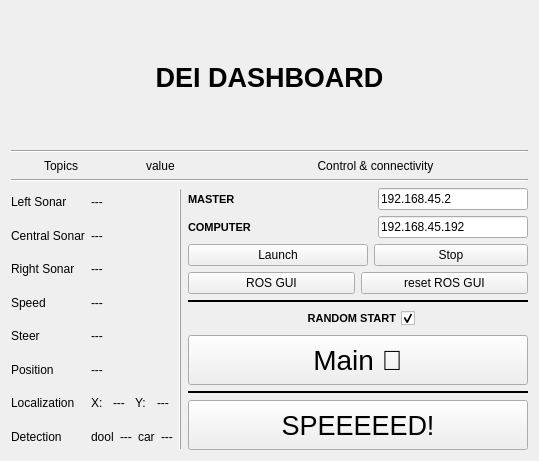
The window that include/bfmc_dashboard/dashboard_gui.ui (euhenn/bfmc_dashboard) describes before a commit, drawn with Qt 5.
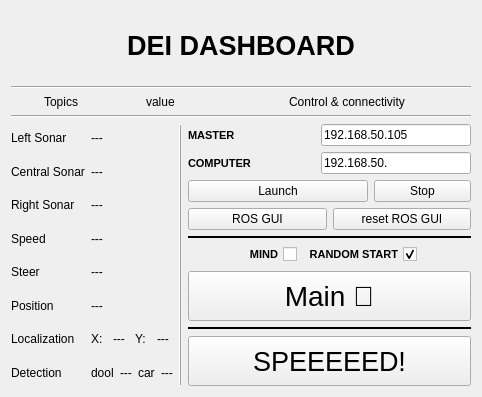
The same window after the commit. Custom widgets are drawn as their Qt base class.

```diff
--- a/include/bfmc_dashboard/dashboard_gui.ui
+++ b/include/bfmc_dashboard/dashboard_gui.ui
@@ -6,8 +6,8 @@
    <rect>
     <x>0</x>
     <y>0</y>
-    <width>539</width>
-    <height>461</height>
+    <width>482</width>
+    <height>397</height>
    </rect>
   </property>
   <property name="windowTitle">
@@ -395,7 +395,7 @@
               </size>
              </property>
              <property name="text">
-              <string>192.168.45.2</string>
+              <string>192.168.50.105</string>
              </property>
             </widget>
            </item>
@@ -451,7 +451,7 @@
               </size>
              </property>
              <property name="text">
-              <string>192.168.45.192</string>
+              <string>192.168.50.</string>
              </property>
             </widget>
            </item>
@@ -553,6 +553,23 @@
              </property>
             </spacer>
            </item>
+           <item>
+            <widget class="QCheckBox" name="checkBoxmind">
+             <property name="font">
+              <font>
+               <pointsize>8</pointsize>
+               <weight>75</weight>
+               <bold>true</bold>
+              </font>
+             </property>
+             <property name="layoutDirection">
+              <enum>Qt::RightToLeft</enum>
+             </property>
+             <property name="text">
+              <string>MIND</string>
+             </property>
+            </widget>
+           </item>
            <item>
             <widget class="QCheckBox" name="checkBox">
              <property name="font">
```
